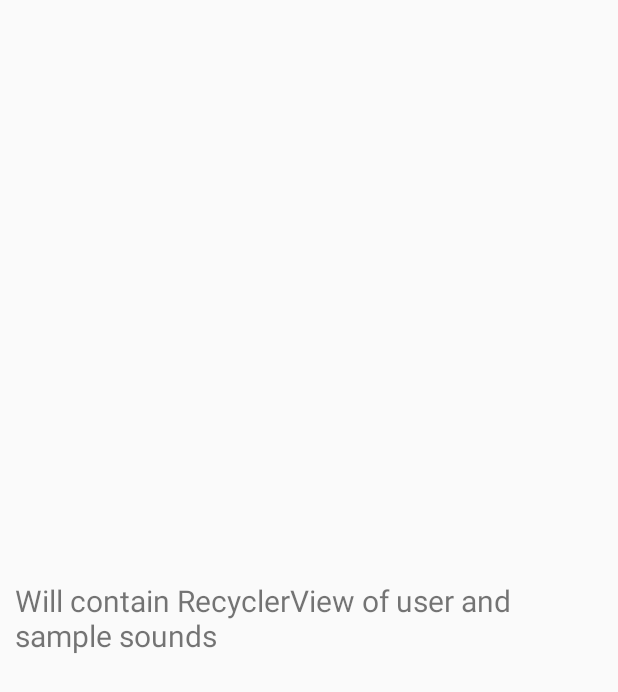
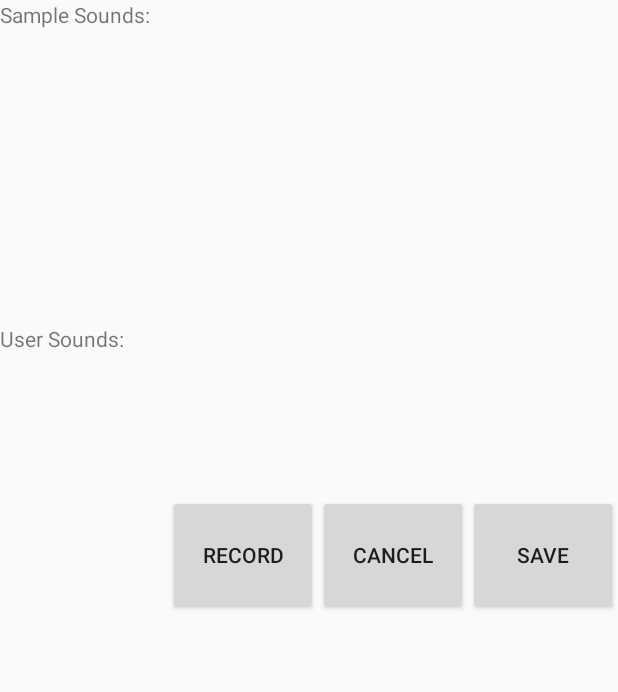
Before and after one commit to JSuupaSellers/PersonalBeatBox, an Android app: the layout fragment_sound_dialog.xml on its own in the app's theme, with its tools: preview values and no code run, on a phone screen of 412 x 824 dp. Shown: the top 692 px of the screen. Run offline under Robolectric (Android 15) with nearby library versions, the phone set to English and light mode, and no system bars.

Commit message:
Added Recorder and some test code. Will Set up user samples in next Commit. Design for dialog needs to be fleshed out.

```diff
--- a/app/build.gradle
+++ b/app/build.gradle
@@ -27,4 +27,5 @@ dependencies {
     compile 'com.android.support:appcompat-v7:25.1.0'
     testCompile 'junit:junit:4.12'
     compile 'com.android.support:recyclerview-v7:25.1.0'
+    compile 'com.android.support.constraint:constraint-layout:1.0.0-beta4'
 }
--- a/app/src/main/java/com/jumpingbeanapps/android/custombeatbox/SoundAdapter.java
+++ b/app/src/main/java/com/jumpingbeanapps/android/custombeatbox/SoundAdapter.java
@@ -58,7 +58,7 @@ class SoundAdapter extends RecyclerView.Adapter<SoundAdapter.SoundHolder> {
             playSound.setOnLongClickListener(new View.OnLongClickListener() {
                 @Override
                 public boolean onLongClick(View view) {
-                    DialogFragment dialogFragment = SoundDialogFragment.newInstance();
+                    DialogFragment dialogFragment = SoundDialogFragment.newInstance((ArrayList<Sound>)sounds);
                     dialogFragment.show(fm, "dialog");
                     return true;
                 }
@@ -112,8 +112,7 @@ class SoundAdapter extends RecyclerView.Adapter<SoundAdapter.SoundHolder> {
 
         //TODO: Fix color reassignment on list resize
         final int color = colors[currentCIndex];
-
-        //Making sure that the references to all SoundHolders are up-to-date
+       // Making sure that the references to all SoundHolders are up-to-date
         if (soundHolders.size() - 1 >= position) {
 
             if (soundHolders.get(position) != null) {
--- a/app/src/main/res/layout/fragment_sound_dialog.xml
+++ b/app/src/main/res/layout/fragment_sound_dialog.xml
@@ -1,19 +1,65 @@
 <?xml version="1.0" encoding="utf-8"?>
-<LinearLayout xmlns:android="http://schemas.android.com/apk/res/android"
+<RelativeLayout
+    xmlns:app="http://schemas.android.com/apk/res-auto"
     android:layout_width="match_parent"
+    xmlns:android="http://schemas.android.com/apk/res/android"
     android:layout_height="match_parent"
-    android:gravity="center"
-    android:padding="10dp"
     android:orientation="vertical"
-    android:title="@string/sound_dialog_title"
     android:weightSum="1">
 
+    <Button
+        android:layout_height="80dp"
+        android:layout_width="100dp"
+        android:id="@+id/cancel_button"
+        android:text="@string/sound_dialog_cancel"
+        android:layout_alignTop="@+id/save_button"
+        android:layout_toLeftOf="@+id/save_button"
+        android:layout_toStartOf="@+id/save_button"/>
+
+    <Button
+        android:layout_height="80dp"
+        android:layout_width="100dp"
+        android:text="@string/sound_dialog_save"
+        android:id="@+id/save_button"
+        android:layout_marginTop="128dp"
+        android:layout_below="@+id/sound_list_view"
+        android:layout_alignParentRight="true"
+        android:layout_alignParentEnd="true"/>
+
     <TextView
-        android:id="@+id/dialog_text_view"
-        android:layout_width="wrap_content"
-        android:layout_height="wrap_content"
-        android:text="Will contain RecyclerView of user and sample sounds"
-        android:textSize="20sp" />
+        android:id="@+id/sample_sounds_text_view"
+        android:layout_height="58dp"
+        android:layout_width="117dp"
+        android:text="Sample Sounds:"
+        android:layout_alignParentTop="true"
+        android:layout_alignParentLeft="true"
+        android:layout_alignParentStart="true"/>
 
+    <ListView
+        android:layout_height="144dp"
+        android:id="@+id/sound_list_view"
+        android:scrollbars="none"
+        android:layout_width="250dp"
+        android:layout_below="@+id/sample_sounds_text_view"
+        android:layout_alignParentLeft="true"
+        android:layout_alignParentStart="true"/>
 
-</LinearLayout>
+    <TextView
+            android:id="@+id/user_sounds_text_view"
+            android:layout_width="117dp"
+            android:text="User Sounds:"
+            android:layout_height="58dp"
+            android:layout_below="@+id/sound_list_view"
+            android:layout_alignParentLeft="true"
+            android:layout_alignParentStart="true"
+            android:layout_marginTop="14dp"/>
+
+    <Button
+        android:layout_width="100dp"
+        android:layout_height="80dp"
+        android:text="Record"
+        android:id="@+id/record_button"
+        android:layout_alignTop="@+id/cancel_button"
+        android:layout_toLeftOf="@+id/cancel_button"
+        android:layout_toStartOf="@+id/cancel_button"/>
+</RelativeLayout>
--- /dev/null
+++ b/app/src/main/res/layout/simple_list_item.xml
@@ -0,0 +1,5 @@
+<?xml version="1.0" encoding="utf-8"?>
+<TextView   xmlns:android="http://schemas.android.com/apk/res/android"
+            android:layout_width="match_parent"
+            android:layout_height="wrap_content"
+            />
--- a/app/src/main/res/values/strings.xml
+++ b/app/src/main/res/values/strings.xml
@@ -1,7 +1,8 @@
 <resources>
     <string name="app_name">CustomBeatBox</string>
     <string name="sound_dialog_title">Pick A Sound...</string>
-    <string name="sound_dialog_dismiss">Dismiss</string>
+    <string name="sound_dialog_cancel">Cancel</string>
     <string name="sound_dialog_save">Save</string>
     <string name="delete_menu_item">Delete</string>
+
 </resources>
--- a/app/src/main/res/values/styles.xml
+++ b/app/src/main/res/values/styles.xml
@@ -7,5 +7,8 @@
         <item name="colorPrimaryDark">@color/colorPrimaryDark</item>
         <item name="colorAccent">@color/colorAccent</item>
     </style>
+    <style name="CustomDialog" parent="@style/Theme.AppCompat.Light.Dialog">
+        <item name="android:windowNoTitle">false</item>
+    </style>
 
 </resources>
```
Also changed, not shown: app/src/main/java/com/jumpingbeanapps/android/custombeatbox/BeatBox.java (+29 -3 lines), app/src/main/java/com/jumpingbeanapps/android/custombeatbox/CustomBeatBoxFragment.java (+13 -12 lines), app/src/main/java/com/jumpingbeanapps/android/custombeatbox/Recorder.java (added, +73 -0 lines), app/src/main/java/com/jumpingbeanapps/android/custombeatbox/Sound.java (+14 -2 lines), app/src/main/java/com/jumpingbeanapps/android/custombeatbox/SoundDialogFragment.java (+68 -32 lines).
